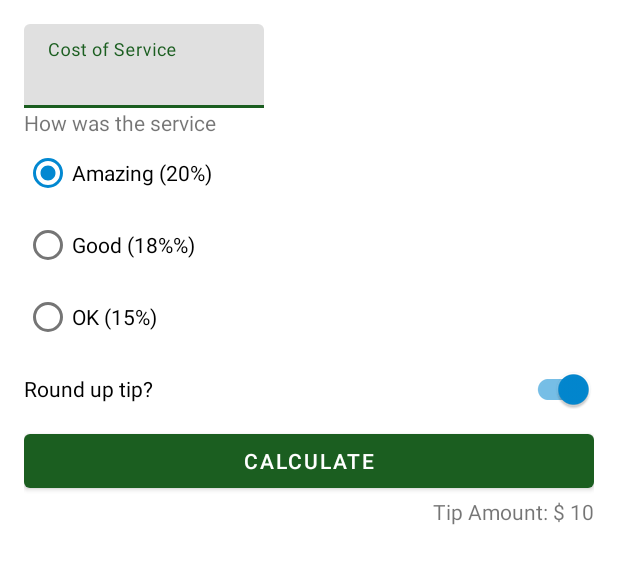
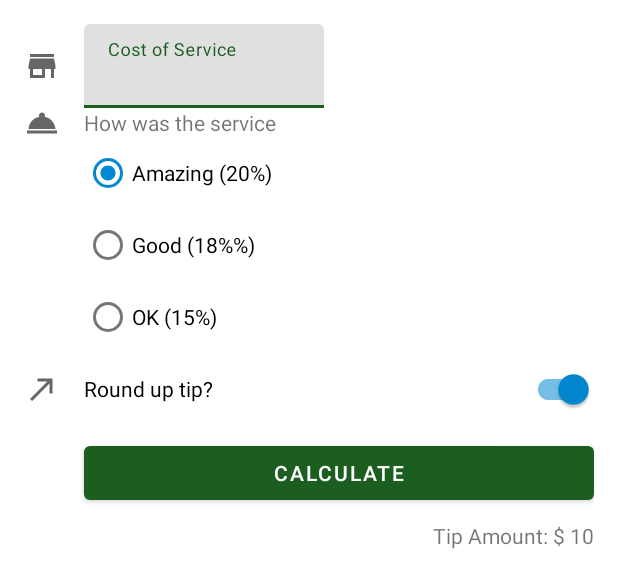
Before and after one commit to thiagoasb/tip-time, an Android app: the layout activity_main.xml on its own in the app's theme, with its tools: preview values and no code run, on a phone screen of 412 x 824 dp. Shown: the top 588 px of the screen. Run offline under Robolectric (Android 15) with nearby library versions, the phone set to English and light mode, and no system bars.

Commit message:
Add icons to the layout

```diff
--- a/app/build.gradle
+++ b/app/build.gradle
@@ -14,6 +14,7 @@ android {
         versionName "1.0"
 
         testInstrumentationRunner "androidx.test.runner.AndroidJUnitRunner"
+        vectorDrawables.useSupportLibrary = true
     }
 
     buildTypes {
--- /dev/null
+++ b/app/src/main/res/drawable/ic_round_up.xml
@@ -0,0 +1,10 @@
+<vector xmlns:android="http://schemas.android.com/apk/res/android"
+    android:width="24dp"
+    android:height="24dp"
+    android:viewportWidth="24"
+    android:viewportHeight="24"
+    android:tint="?attr/colorControlNormal">
+  <path
+      android:fillColor="@android:color/white"
+      android:pathData="M9,5v2h6.59L4,18.59 5.41,20 17,8.41V15h2V5z"/>
+</vector>
--- /dev/null
+++ b/app/src/main/res/drawable/ic_service.xml
@@ -0,0 +1,10 @@
+<vector xmlns:android="http://schemas.android.com/apk/res/android"
+    android:width="24dp"
+    android:height="24dp"
+    android:viewportWidth="24"
+    android:viewportHeight="24"
+    android:tint="?attr/colorControlNormal">
+  <path
+      android:fillColor="@android:color/white"
+      android:pathData="M2,17h20v2L2,19zM13.84,7.79c0.1,-0.24 0.16,-0.51 0.16,-0.79 0,-1.1 -0.9,-2 -2,-2s-2,0.9 -2,2c0,0.28 0.06,0.55 0.16,0.79C6.25,8.6 3.27,11.93 3,16h18c-0.27,-4.07 -3.25,-7.4 -7.16,-8.21z"/>
+</vector>
--- /dev/null
+++ b/app/src/main/res/drawable/ic_store.xml
@@ -0,0 +1,10 @@
+<vector xmlns:android="http://schemas.android.com/apk/res/android"
+    android:width="24dp"
+    android:height="24dp"
+    android:viewportWidth="24"
+    android:viewportHeight="24"
+    android:tint="?attr/colorControlNormal">
+  <path
+      android:fillColor="@android:color/white"
+      android:pathData="M20,4L4,4v2h16L20,4zM21,14v-2l-1,-5L4,7l-1,5v2h1v6h10v-6h4v6h2v-6h1zM12,18L6,18v-4h6v4z"/>
+</vector>
--- a/app/src/main/res/layout/activity_main.xml
+++ b/app/src/main/res/layout/activity_main.xml
@@ -7,12 +7,23 @@
     android:padding="16dp"
     tools:context=".MainActivity">
 
+    <ImageView
+        android:id="@+id/icon_cost_service"
+        android:layout_width="wrap_content"
+        android:layout_height="wrap_content"
+        android:importantForAccessibility="no"
+        app:layout_constraintBottom_toBottomOf="@+id/cost_of_service"
+        app:layout_constraintStart_toStartOf="parent"
+        app:layout_constraintTop_toTopOf="@+id/cost_of_service"
+        app:srcCompat="@drawable/ic_store" />
+
     <com.google.android.material.textfield.TextInputLayout
         android:id="@+id/cost_of_service"
         android:layout_width="160dp"
         android:layout_height="wrap_content"
         android:hint="@string/cost_of_service"
-        app:layout_constraintStart_toStartOf="parent"
+        android:layout_marginStart="16dp"
+        app:layout_constraintStart_toEndOf="@+id/icon_cost_service"
         app:layout_constraintTop_toTopOf="parent">
 
         <com.google.android.material.textfield.TextInputEditText
@@ -23,12 +34,23 @@
 
     </com.google.android.material.textfield.TextInputLayout>
 
+    <ImageView
+        android:id="@+id/icon_service_question"
+        app:layout_constraintStart_toStartOf="parent"
+        android:importantForAccessibility="no"
+        app:layout_constraintTop_toTopOf="@+id/service_question"
+        app:layout_constraintBottom_toBottomOf="@+id/service_question"
+        app:srcCompat = "@drawable/ic_service"
+        android:layout_width="wrap_content"
+        android:layout_height="wrap_content" />
+
     <TextView
         android:id="@+id/service_question"
         android:layout_width="wrap_content"
         android:layout_height="wrap_content"
+        android:layout_marginStart="16dp"
         android:text="@string/how_was_the_service"
-        app:layout_constraintStart_toStartOf="parent"
+        app:layout_constraintStart_toEndOf="@+id/icon_service_question"
         app:layout_constraintTop_toBottomOf="@+id/cost_of_service" />
 
     <RadioGroup
@@ -36,7 +58,7 @@
         android:layout_width="wrap_content"
         android:layout_height="wrap_content"
         android:checkedButton="@id/option_twenty_percent"
-        app:layout_constraintStart_toStartOf="parent"
+        app:layout_constraintStart_toStartOf="@+id/service_question"
         app:layout_constraintTop_toBottomOf="@+id/service_question">
 
         <RadioButton
@@ -58,6 +80,16 @@
             android:text="@string/ok_service" />
     </RadioGroup>
 
+    <ImageView
+        android:id="@+id/icon_round_up"
+        android:importantForAccessibility="no"
+        app:srcCompat = "@drawable/ic_round_up"
+        app:layout_constraintStart_toStartOf="parent"
+        app:layout_constraintTop_toTopOf="@+id/round_up_switch"
+        app:layout_constraintBottom_toBottomOf="@+id/round_up_switch"
+        android:layout_width="wrap_content"
+        android:layout_height="wrap_content" />
+
     <com.google.android.material.switchmaterial.SwitchMaterial
         android:id="@+id/round_up_switch"
         android:layout_width="0dp"
@@ -65,7 +97,8 @@
         android:checked="true"
         android:text="@string/round_up_tip"
         app:layout_constraintEnd_toEndOf="parent"
-        app:layout_constraintStart_toStartOf="@+id/tip_options"
+        app:layout_constraintStart_toEndOf="@+id/icon_round_up"
+        android:layout_marginStart="16dp"
         app:layout_constraintTop_toBottomOf="@+id/tip_options" />
 
     <Button
@@ -73,6 +106,7 @@
         android:layout_width="0dp"
         android:layout_height="wrap_content"
         android:text="@string/calculate"
+        android:layout_marginTop="8dp"
         app:layout_constraintEnd_toEndOf="parent"
         app:layout_constraintStart_toStartOf="@+id/round_up_switch"
         app:layout_constraintTop_toBottomOf="@+id/round_up_switch" />
@@ -82,6 +116,7 @@
         android:layout_width="wrap_content"
         android:layout_height="wrap_content"
         tools:text="Tip Amount: $ 10"
+        android:layout_marginTop="8dp"
         app:layout_constraintEnd_toEndOf="parent"
         app:layout_constraintTop_toBottomOf="@+id/calculate_button" />
 
```
